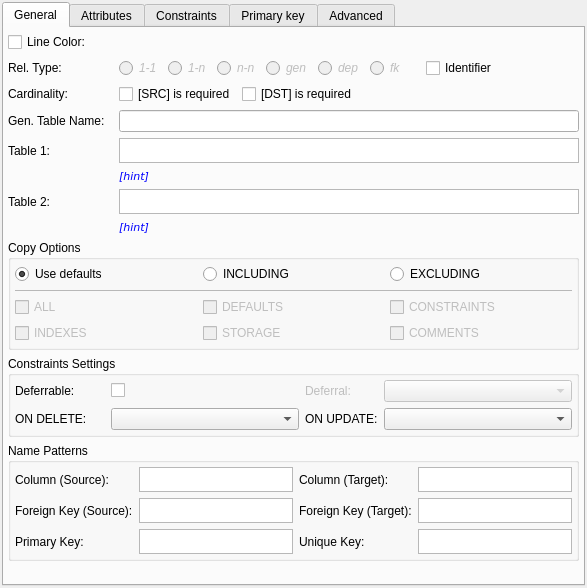
Before: the Qt Designer form libpgmodeler_ui/ui/relationshipwidget.ui in pgmodeler/pgmodeler, drawn with Qt 5.
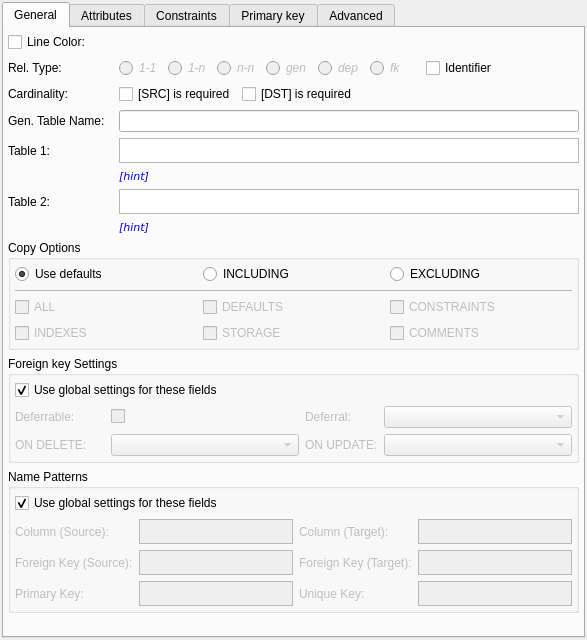
After: the same form once the commit is applied.

```diff
--- a/libpgmodeler_ui/ui/relationshipwidget.ui
+++ b/libpgmodeler_ui/ui/relationshipwidget.ui
@@ -7,7 +7,7 @@
     <x>0</x>
     <y>0</y>
     <width>587</width>
-    <height>588</height>
+    <height>640</height>
    </rect>
   </property>
   <property name="sizePolicy">
@@ -479,7 +479,7 @@
           </sizepolicy>
          </property>
          <property name="title">
-          <string>Constraints Settings</string>
+          <string>Foreign key Settings</string>
          </property>
          <property name="checkable">
           <bool>false</bool>
@@ -487,50 +487,65 @@
          <property name="checked">
           <bool>false</bool>
          </property>
-         <layout class="QGridLayout" name="gridLayout_2">
-          <property name="leftMargin">
-           <number>4</number>
-          </property>
-          <property name="topMargin">
-           <number>4</number>
-          </property>
-          <property name="rightMargin">
-           <number>4</number>
-          </property>
-          <property name="bottomMargin">
-           <number>4</number>
-          </property>
+         <layout class="QVBoxLayout" name="verticalLayout_2">
           <property name="spacing">
            <number>6</number>
           </property>
-          <item row="0" column="2">
-           <widget class="QLabel" name="deferral_lbl">
+          <property name="leftMargin">
+           <number>4</number>
+          </property>
+          <property name="topMargin">
+           <number>4</number>
+          </property>
+          <property name="rightMargin">
+           <number>4</number>
+          </property>
+          <property name="bottomMargin">
+           <number>4</number>
+          </property>
+          <item>
+           <widget class="QCheckBox" name="fk_gconf_chk">
             <property name="enabled">
-             <bool>false</bool>
+             <bool>true</bool>
             </property>
-            <property name="sizePolicy">
-             <sizepolicy hsizetype="Preferred" vsizetype="Fixed">
-              <horstretch>0</horstretch>
-              <verstretch>0</verstretch>
-             </sizepolicy>
-            </property>
-            <property name="minimumSize">
-             <size>
-              <width>0</width>
-              <height>0</height>
-             </size>
-            </property>
-            <property name="maximumSize">
-             <size>
-              <width>16777215</width>
-              <height>16777215</height>
-             </size>
+            <property name="toolTip">
+             <string>Use the values defined on settings dialogs for the fields below</string>
             </property>
             <property name="text">
-             <string>Deferral:</string>
+             <string>Use global settings for these fields</string>
+            </property>
+            <property name="checked">
+             <bool>true</bool>
             </property>
            </widget>
           </item>
+          <item>
+           <widget class="QWidget" name="fk_wgt" native="true">
+            <property name="enabled">
+             <bool>false</bool>
+            </property>
+            <property name="minimumSize">
+             <size>
+              <width>0</width>
+              <height>20</height>
+             </size>
+            </property>
+            <layout class="QGridLayout" name="gridLayout_5">
+             <property name="leftMargin">
+              <number>0</number>
+             </property>
+             <property name="topMargin">
+              <number>0</number>
+             </property>
+             <property name="rightMargin">
+              <number>0</number>
+             </property>
+             <property name="bottomMargin">
+              <number>0</number>
+             </property>
+             <property name="horizontalSpacing">
+              <number>6</number>
+             </property>
           <item row="0" column="0">
            <widget class="QLabel" name="deferrable_lbl">
             <property name="sizePolicy">
@@ -581,6 +596,34 @@
             </property>
            </widget>
           </item>
+             <item row="0" column="2">
+              <widget class="QLabel" name="deferral_lbl">
+               <property name="enabled">
+                <bool>false</bool>
+               </property>
+               <property name="sizePolicy">
+                <sizepolicy hsizetype="Preferred" vsizetype="Fixed">
+                 <horstretch>0</horstretch>
+                 <verstretch>0</verstretch>
+                </sizepolicy>
+               </property>
+               <property name="minimumSize">
+                <size>
+                 <width>0</width>
+                 <height>0</height>
+                </size>
+               </property>
+               <property name="maximumSize">
+                <size>
+                 <width>16777215</width>
+                 <height>16777215</height>
+                </size>
+               </property>
+               <property name="text">
+                <string>Deferral:</string>
+               </property>
+              </widget>
+             </item>
           <item row="0" column="3">
            <widget class="QComboBox" name="deferral_cmb">
             <property name="enabled">
@@ -616,6 +659,9 @@
             </property>
            </widget>
           </item>
+             <item row="1" column="1">
+              <widget class="QComboBox" name="del_action_cmb"/>
+             </item>
           <item row="1" column="2">
            <widget class="QLabel" name="on_update_lbl">
             <property name="text">
@@ -623,15 +669,15 @@
             </property>
            </widget>
           </item>
-          <item row="1" column="1">
-           <widget class="QComboBox" name="del_action_cmb"/>
-          </item>
           <item row="1" column="3">
            <widget class="QComboBox" name="upd_action_cmb"/>
           </item>
          </layout>
         </widget>
        </item>
+         </layout>
+        </widget>
+       </item>
        <item row="12" column="0" colspan="3">
         <widget class="QGroupBox" name="copy_options_grp">
          <property name="sizePolicy">
@@ -796,7 +842,7 @@
          <property name="checkable">
           <bool>false</bool>
          </property>
-         <layout class="QGridLayout" name="gridLayout_5">
+         <layout class="QVBoxLayout" name="verticalLayout">
           <property name="leftMargin">
            <number>4</number>
           </property>
@@ -808,6 +854,37 @@
           </property>
           <property name="bottomMargin">
            <number>4</number>
+          </property>
+          <item>
+           <widget class="QCheckBox" name="patterns_gconf_chk">
+            <property name="toolTip">
+             <string>Use the values defined on settings dialogs for the fields below</string>
+            </property>
+            <property name="text">
+             <string>Use global settings for these fields</string>
+            </property>
+            <property name="checked">
+             <bool>true</bool>
+            </property>
+           </widget>
+          </item>
+          <item>
+           <widget class="QWidget" name="patterns_wgt" native="true">
+            <property name="enabled">
+             <bool>false</bool>
+            </property>
+            <layout class="QGridLayout" name="gridLayout_6">
+             <property name="leftMargin">
+              <number>0</number>
+             </property>
+             <property name="topMargin">
+              <number>0</number>
+             </property>
+             <property name="rightMargin">
+              <number>0</number>
+             </property>
+             <property name="bottomMargin">
+              <number>0</number>
           </property>
           <item row="0" column="0">
            <widget class="QLabel" name="src_col_pattern_lbl">
@@ -1076,6 +1153,9 @@
          </layout>
         </widget>
        </item>
+         </layout>
+        </widget>
+       </item>
        <item row="2" column="0">
         <widget class="QLabel" name="card_lbl">
          <property name="sizePolicy">
```
Left out of the diff: 10 changed lines with no effect on the pictures. Lines whose indentation alone changed are shown as unchanged.
